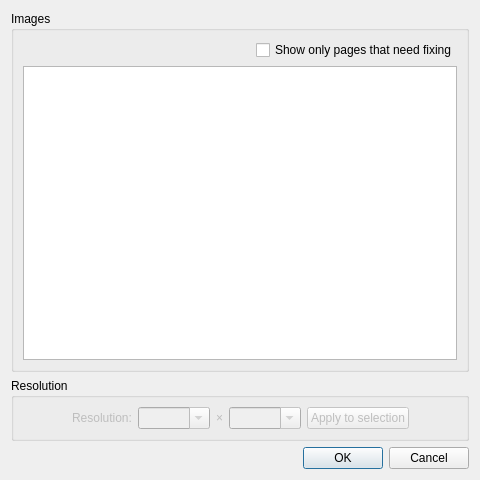
This is src/app/FixDpiDialog.ui in 2ndmax/scantailor-ocr as Qt 5 draws it before an edit. The edited form follows.
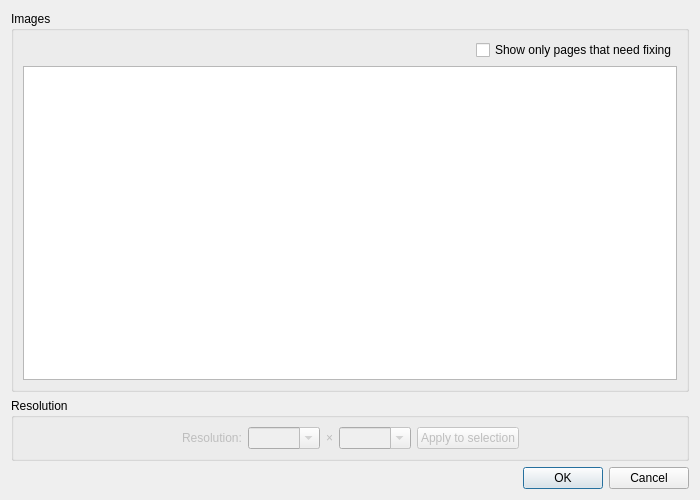
This is the edited form.

Commit message: app: mark DPI states with traffic light icons in the Fix DPI dialog

```diff
--- a/src/app/FixDpiDialog.ui
+++ b/src/app/FixDpiDialog.ui
@@ -6,8 +6,8 @@
    <rect>
     <x>0</x>
     <y>0</y>
-    <width>480</width>
-    <height>480</height>
+    <width>700</width>
+    <height>500</height>
    </rect>
   </property>
   <property name="windowTitle">
```
The commit also changes 6 other files.
